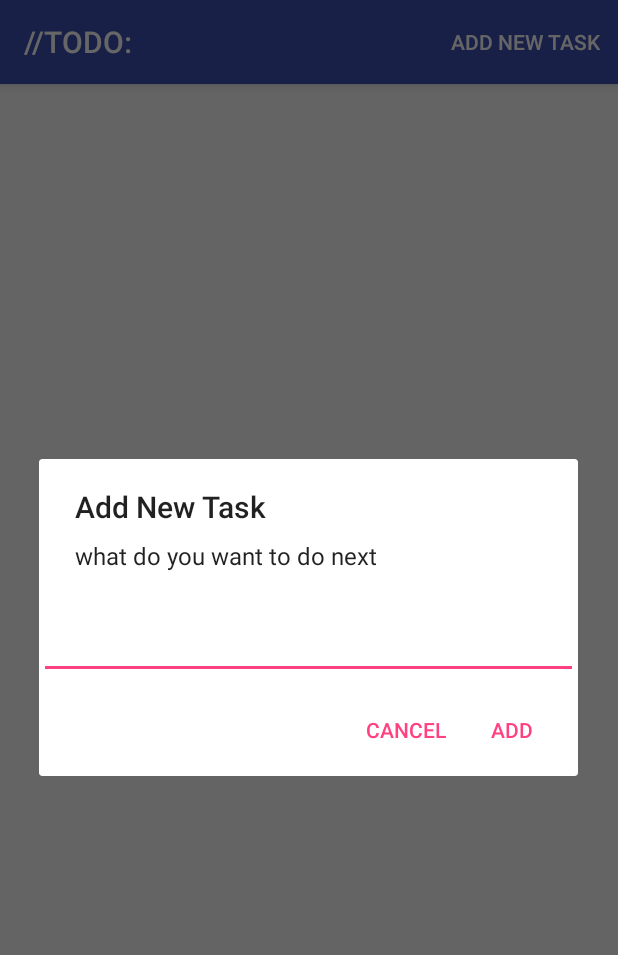
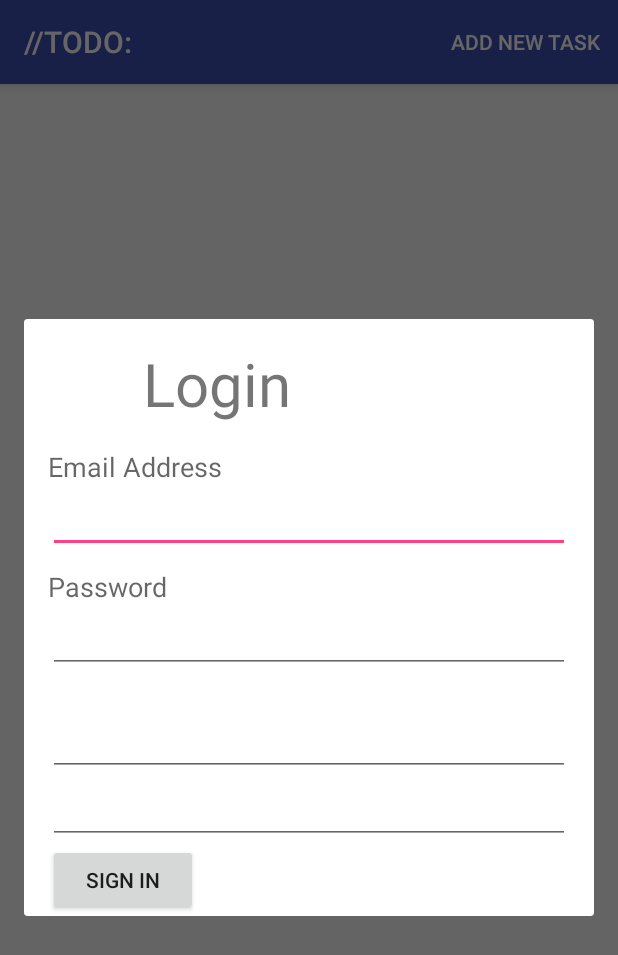
Before and after one commit to koreatech-sjr/term_project_android, an Android app: the screen it shows after launch (MainActivity), after a tap on "ADD NEW TASK", on a phone screen of 412 x 824 dp. Shown: the top 955 px of the screen. Run offline under Robolectric (Android 15) with nearby library versions, the phone set to English and light mode, and no system bars.

Commit message:
add year month day

```diff
--- a/app/src/main/java/com/example/rock/todo/DBHelper.java
+++ b/app/src/main/java/com/example/rock/todo/DBHelper.java
@@ -16,13 +16,17 @@ public class DBHelper extends SQLiteOpenHelper {
     private static String DB_NAME = "JUSTPC";
     private static final int DB_VER = 1;
     public  static  final String DB_TABLE =  "Task";
-    public static final String  DB_COLUMN = "TaskName";
+    public  static final String  DB_COLUMN = "TaskName";
+    public  static final String  DB_COLUMN1 = "TaskYear";
+    public  static final String  DB_COLUMN2 = "TaskMonth";
+    public  static final String  DB_COLUMN3 = "TaskDay";
     public DBHelper(Context context) {
         super(context,DB_NAME,null,DB_VER);
     }
     @Override
     public void onCreate(SQLiteDatabase db) {
-        String str = "CREATE TABLE Task (_id INTEGER PRIMARY KEY AUTOINCREMENT, TaskName TEXT NOT NULL);";
+
+        String str = "CREATE TABLE Task (_id INTEGER PRIMARY KEY AUTOINCREMENT, TaskName TEXT NOT NULL, TaskYear NOT NULL, TaskMonth NOT NULL, TaskDay NOT NULL);";
         db.execSQL(str);
     }
 
@@ -33,18 +37,19 @@ public class DBHelper extends SQLiteOpenHelper {
         onCreate(db);
     }
 
-    public void insertNewTask(String task){
+    public void insertNewTask(String taskName, String taskYear, String taskMonth, String taskDay){
         SQLiteDatabase db = this.getWritableDatabase();
         ContentValues values = new ContentValues();
-        values.put(DB_COLUMN,task);
+        values.put(DB_COLUMN,taskName);
+        values.put(DB_COLUMN1,taskYear);
+        values.put(DB_COLUMN2,taskMonth);
+        values.put(DB_COLUMN3,taskDay);
         db.insert(DB_TABLE,null,values);
-        db.close();
     }
 
     public void deleteTask(String task){
         SQLiteDatabase db = this.getWritableDatabase();
         db.delete(DB_TABLE,"TaskName = ?", new String[] {task});
-        db.close();
     }
 
     public ArrayList<String> getTaskList(){
@@ -53,10 +58,9 @@ public class DBHelper extends SQLiteOpenHelper {
         Cursor cursor = db.query(DB_TABLE,new String[]{DB_COLUMN},null,null,null,null,null);
         int index = cursor.getColumnIndex(DB_COLUMN);
         while(cursor.moveToNext()){
-            taskList.add(cursor.getString(index));
+            taskList.add(cursor.getString(index).toString());
         }
         cursor.close();
-        db.close();
         return taskList;
     }
 }
--- a/app/src/main/java/com/example/rock/todo/MainActivity.java
+++ b/app/src/main/java/com/example/rock/todo/MainActivity.java
@@ -1,6 +1,8 @@
 package com.example.rock.todo;
 
 import android.content.DialogInterface;
+import android.database.sqlite.SQLiteDatabase;
+import android.database.sqlite.SQLiteException;
 import android.os.Bundle;
 import android.support.v7.app.AlertDialog;
 import android.support.v7.app.AppCompatActivity;
@@ -11,11 +13,12 @@ import android.widget.ArrayAdapter;
 import android.widget.EditText;
 import android.widget.ListView;
 import android.widget.TextView;
+import android.widget.Toast;
 
 import java.util.ArrayList;
 
-public class MainActivity extends AppCompatActivity {
-
+public class MainActivity extends AppCompatActivity implements RegisterSchedule.OnCompleteListener {
+    private SQLiteDatabase db;
     DBHelper dbHelper;
     ArrayAdapter<String> mAdapter;
     ListView lstTask;
@@ -26,6 +29,11 @@ public class MainActivity extends AppCompatActivity {
         dbHelper = new DBHelper(this);
         lstTask = (ListView)findViewById(R.id.lstTask);
         loadTaskList();
+        try {
+            db = dbHelper.getWritableDatabase();
+        } catch (SQLiteException e) {
+            db = dbHelper.getReadableDatabase();
+        }
     }
 
     private void loadTaskList() {
@@ -50,16 +58,26 @@ public class MainActivity extends AppCompatActivity {
     public boolean onOptionsItemSelected(MenuItem item) {
         switch (item.getItemId()){
             case R.id.action_add_task:
+                /*
                 final EditText taskEditText = new EditText(this);
+                final EditText taskEditYear = new EditText(this);
+                final EditText taskEditMonth = new EditText(this);
+                final EditText taskEditDay = new EditText(this);
                 AlertDialog dialog = new AlertDialog.Builder(this)
                         .setTitle("Add New Task")
                         .setMessage("what do you want to do next")
                         .setView(taskEditText)
+                        .setView(taskEditYear)
+                        .setView(taskEditMonth)
+                        .setView(taskEditDay)
                         .setPositiveButton("Add", new DialogInterface.OnClickListener() {
                             @Override
                             public void onClick(DialogInterface dialog, int which) {
                                 String task = String.valueOf(taskEditText.getText());
-                                dbHelper.insertNewTask(task);
+                                String year = String.valueOf(taskEditYear.getText());
+                                String month = String.valueOf(taskEditMonth.getText());
+                                String day = String.valueOf(taskEditDay.getText());
+                                dbHelper.insertNewTask(task,year,month,day);
                                 loadTaskList();
                             }
                         })
@@ -67,6 +85,8 @@ public class MainActivity extends AppCompatActivity {
                         .create();
                 dialog.show();
                 return true;
+                */
+                show();
         }
         return super.onOptionsItemSelected(item);
     }
@@ -78,4 +98,19 @@ public class MainActivity extends AppCompatActivity {
         dbHelper.deleteTask(task);
         loadTaskList();
     }
+
+    @Override
+    public void onInputedData(String id, String pass, String month, String day) {
+        Toast.makeText(this, id+"/"+pass+"/"+month+"/"+day,Toast.LENGTH_LONG).show();
+        //dbHelper.insertNewTask(id,pass,month,day);
+
+        db.execSQL("INSERT INTO Task VALUES (null, '" + id+ "', '" + pass + "', '" + month + "', '" + day + "');");
+        loadTaskList();
+
+    }
+    void show()
+    {
+       RegisterSchedule newFragment = new RegisterSchedule();
+       newFragment.show(getFragmentManager(), "dialog"); //"dialog"라는 태그를 갖는 프래그먼트를 보여준다.
+    }
 }
--- /dev/null
+++ b/app/src/main/java/com/example/rock/todo/RegisterSchedule.java
@@ -0,0 +1,61 @@
+package com.example.rock.todo;
+
+import android.app.Activity;
+import android.app.AlertDialog;
+import android.app.Dialog;
+import android.app.DialogFragment;
+import android.os.Bundle;
+import android.util.Log;
+import android.view.LayoutInflater;
+import android.view.View;
+import android.widget.Button;
+import android.widget.EditText;
+
+
+public class RegisterSchedule extends DialogFragment{
+
+    public interface OnCompleteListener{
+        void onInputedData(String id, String pass, String month, String day);
+    }
+
+    private OnCompleteListener mCallback;
+
+    @Override
+    public void onAttach(Activity activity) {
+        super.onAttach(activity);
+
+        try {
+            mCallback = (OnCompleteListener) activity;
+        }
+        catch (ClassCastException e) {
+            Log.d("DialogFragmentExample", "Activity doesn't implement the OnCompleteListener interface");
+        }
+    }
+
+
+    @Override
+    public Dialog onCreateDialog(Bundle savedInstanceState) {
+        AlertDialog.Builder builder = new AlertDialog.Builder(getActivity());
+        LayoutInflater inflater = getActivity().getLayoutInflater();
+        View view = inflater.inflate(R.layout.register_schedule, null);
+        builder.setView(view);
+        final Button submit = (Button) view.findViewById(R.id.buttonSubmit);
+        final EditText email = (EditText) view.findViewById(R.id.edittextEmailAddress);
+        final EditText password = (EditText) view.findViewById(R.id.edittextPassword);
+        final EditText year = (EditText) view.findViewById(R.id.edittextMonth);
+        final EditText day = (EditText) view.findViewById(R.id.edittextDay);
+
+        submit.setOnClickListener(new View.OnClickListener() {
+            public void onClick(View v) {
+                String strEmail = email.getText().toString();
+                String strPassword = password.getText().toString();
+                String strMonth = year.getText().toString();
+                String strDay = day.getText().toString();
+                dismiss();
+                mCallback.onInputedData(strEmail, strPassword, strMonth, strDay);
+            }
+        });
+
+        return builder.create();
+    }
+}
--- /dev/null
+++ b/app/src/main/res/layout/register_schedule.xml
@@ -0,0 +1,82 @@
+<RelativeLayout xmlns:android="http://schemas.android.com/apk/res/android"
+    android:layout_width="fill_parent"
+    android:layout_height="fill_parent"
+    android:orientation="vertical"
+    android:paddingLeft="16dp"
+    android:paddingRight="16dp"
+    android:paddingTop="16dp" >
+
+    <TextView
+        android:id="@+id/textviewLogo"
+        android:layout_width="221dp"
+        android:layout_height="54dp"
+        android:layout_centerHorizontal="true"
+        android:layout_marginBottom="16dp"
+        android:textSize="40sp"
+        android:text="Login" />
+
+    <TextView
+        android:id="@+id/textviewEmailAddress"
+        android:layout_width="wrap_content"
+        android:layout_height="wrap_content"
+        android:layout_below="@+id/textviewLogo"
+        android:text="Email Address"
+        android:textAppearance="?android:attr/textAppearanceMedium" />
+
+    <EditText
+        android:id="@+id/edittextEmailAddress"
+        android:layout_width="match_parent"
+        android:layout_height="wrap_content"
+        android:ems="10"
+        android:layout_marginBottom="10dp"
+        android:inputType="textEmailAddress"
+        android:layout_below="@+id/textviewEmailAddress">
+
+        <requestFocus />
+    </EditText>
+
+    <TextView
+        android:id="@+id/textviewPassword"
+        android:layout_width="wrap_content"
+        android:layout_height="wrap_content"
+        android:text="Password"
+        android:textAppearance="?android:attr/textAppearanceMedium"
+        android:layout_below="@+id/edittextEmailAddress" />
+
+    <EditText
+        android:id="@+id/edittextPassword"
+        android:layout_width="match_parent"
+        android:layout_height="wrap_content"
+        android:ems="10"
+        android:layout_marginBottom="10dp"
+        android:inputType="textPassword"
+        android:layout_below="@+id/textviewPassword" />
+
+    <EditText
+        android:id="@+id/edittextMonth"
+        android:layout_width="match_parent"
+        android:layout_height="wrap_content"
+        android:layout_alignParentStart="true"
+        android:layout_below="@+id/edittextPassword"
+        android:layout_marginTop="13dp"
+        android:ems="10"
+        android:inputType="textPassword" />
+
+    <EditText
+        android:id="@+id/edittextDay"
+        android:layout_width="match_parent"
+        android:layout_height="wrap_content"
+        android:layout_alignParentStart="true"
+        android:layout_below="@+id/edittextMonth"
+        android:ems="10"
+        android:inputType="textPassword" />
+
+    <Button
+        android:id="@+id/buttonSubmit"
+        android:layout_width="100dp"
+        android:layout_height="wrap_content"
+        android:layout_alignParentStart="true"
+        android:layout_below="@+id/edittextDay"
+        android:text="Sign In" />
+
+</RelativeLayout>
```
